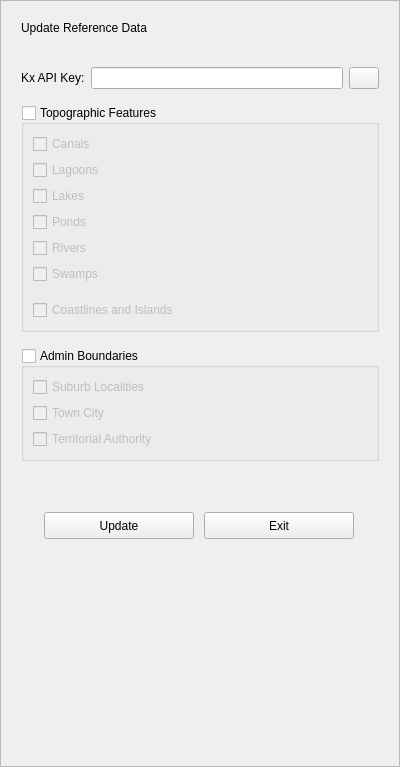
This is buildings/gui/reference_data.ui in linz/nz-buildings as Qt 5 draws it before an edit. The edited form follows.
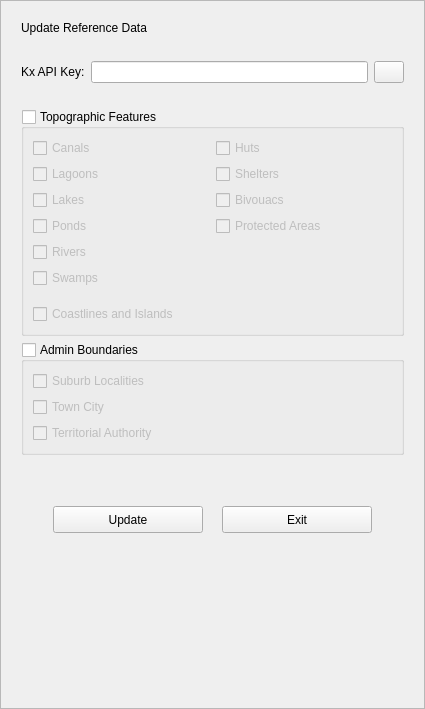
This is the edited form.

The edit to the form file:
```diff
--- a/buildings/gui/reference_data.ui
+++ b/buildings/gui/reference_data.ui
@@ -6,8 +6,8 @@
    <rect>
     <x>0</x>
     <y>0</y>
-    <width>400</width>
-    <height>767</height>
+    <width>425</width>
+    <height>709</height>
    </rect>
   </property>
   <property name="windowTitle">
@@ -33,8 +33,8 @@
        <rect>
         <x>0</x>
         <y>0</y>
-        <width>380</width>
-        <height>747</height>
+        <width>405</width>
+        <height>689</height>
        </rect>
       </property>
       <layout class="QVBoxLayout" name="verticalLayout_4">
@@ -47,22 +47,6 @@
        </item>
        <item>
         <layout class="QHBoxLayout" name="horizontalLayout_18">
-         <item>
-          <spacer name="horizontalSpacer_18">
-           <property name="orientation">
-            <enum>Qt::Horizontal</enum>
-           </property>
-           <property name="sizeType">
-            <enum>QSizePolicy::Fixed</enum>
-           </property>
-           <property name="sizeHint" stdset="0">
-            <size>
-             <width>20</width>
-             <height>20</height>
-            </size>
-           </property>
-          </spacer>
-         </item>
          <item>
           <widget class="QLabel" name="lb_message">
            <property name="text">
@@ -121,6 +105,22 @@
            </property>
           </spacer>
          </item>
+         <item>
+          <spacer name="verticalSpacer_6">
+           <property name="orientation">
+            <enum>Qt::Vertical</enum>
+           </property>
+           <property name="sizeType">
+            <enum>QSizePolicy::Fixed</enum>
+           </property>
+           <property name="sizeHint" stdset="0">
+            <size>
+             <width>20</width>
+             <height>10</height>
+            </size>
+           </property>
+          </spacer>
+         </item>
          <item>
           <widget class="QGroupBox" name="grbx_topo">
            <property name="title">
@@ -132,50 +132,85 @@
            <property name="checked">
             <bool>false</bool>
            </property>
-           <layout class="QVBoxLayout" name="verticalLayout_3">
-            <item>
+           <layout class="QGridLayout" name="gridLayout">
+            <item row="0" column="1">
+             <widget class="QCheckBox" name="chbx_huts">
+              <property name="text">
+               <string>Huts</string>
+              </property>
+             </widget>
+            </item>
+            <item row="2" column="1">
+             <widget class="QCheckBox" name="chbx_bivouacs">
+              <property name="text">
+               <string>Bivouacs</string>
+              </property>
+             </widget>
+            </item>
+            <item row="0" column="0">
              <widget class="QCheckBox" name="chbx_canals">
               <property name="text">
                <string>Canals</string>
               </property>
              </widget>
             </item>
-            <item>
+            <item row="1" column="0">
              <widget class="QCheckBox" name="chbx_lagoons">
               <property name="text">
                <string>Lagoons</string>
               </property>
              </widget>
             </item>
-            <item>
+            <item row="2" column="0">
              <widget class="QCheckBox" name="chbx_lakes">
               <property name="text">
                <string>Lakes</string>
               </property>
              </widget>
             </item>
-            <item>
+            <item row="3" column="0">
              <widget class="QCheckBox" name="chbx_ponds">
               <property name="text">
                <string>Ponds</string>
               </property>
              </widget>
             </item>
-            <item>
+            <item row="4" column="0">
              <widget class="QCheckBox" name="chbx_rivers">
               <property name="text">
                <string>Rivers</string>
               </property>
              </widget>
             </item>
-            <item>
+            <item row="5" column="0">
              <widget class="QCheckBox" name="chbx_swamps">
               <property name="text">
                <string>Swamps</string>
               </property>
              </widget>
             </item>
-            <item>
+            <item row="1" column="1">
+             <widget class="QCheckBox" name="chbx_shelters">
+              <property name="text">
+               <string>Shelters</string>
+              </property>
+             </widget>
+            </item>
+            <item row="3" column="1">
+             <widget class="QCheckBox" name="chbx_protected_areas">
+              <property name="text">
+               <string>Protected Areas</string>
+              </property>
+             </widget>
+            </item>
+            <item row="12" column="0" colspan="2">
+             <widget class="QCheckBox" name="chbx_coastline_and_islands">
+              <property name="text">
+               <string>Coastlines and Islands</string>
+              </property>
+             </widget>
+            </item>
+            <item row="11" column="0">
              <spacer name="verticalSpacer_2">
               <property name="orientation">
                <enum>Qt::Vertical</enum>
@@ -191,32 +226,9 @@
               </property>
              </spacer>
             </item>
-            <item>
-             <widget class="QCheckBox" name="chbx_coastline_and_islands">
-              <property name="text">
-               <string>Coastlines and Islands</string>
-              </property>
-             </widget>
-            </item>
            </layout>
           </widget>
          </item>
-         <item>
-          <spacer name="verticalSpacer_6">
-           <property name="orientation">
-            <enum>Qt::Vertical</enum>
-           </property>
-           <property name="sizeType">
-            <enum>QSizePolicy::Fixed</enum>
-           </property>
-           <property name="sizeHint" stdset="0">
-            <size>
-             <width>20</width>
-             <height>10</height>
-            </size>
-           </property>
-          </spacer>
-         </item>
          <item>
           <widget class="QGroupBox" name="grbx_admin">
            <property name="title">
```
